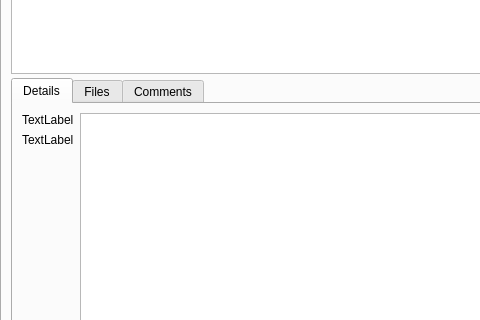
Old version of the form retroshare-gui/src/gui/gxschannels/GxsChannelPostsWidgetWithModel.ui in the repository RetroShare/RetroShare; both pictures show x 0 to 480 and y 121 to 441 of the 977 by 628 pixel window.
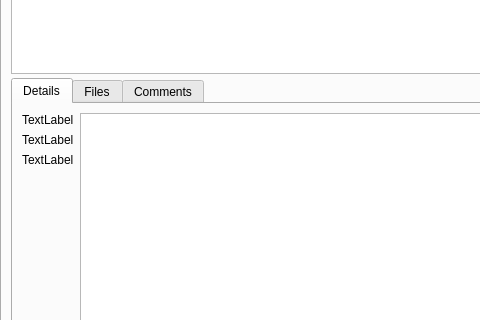
New version of the form. The open tabs and pages were chosen to show the change. Icons and pictures are not drawn. Custom widgets are drawn as their Qt base class.

Commit message: fixed a few UI bugs in channel posts

Patch:
```diff
--- a/retroshare-gui/src/gui/gxschannels/GxsChannelPostsWidgetWithModel.ui
+++ b/retroshare-gui/src/gui/gxschannels/GxsChannelPostsWidgetWithModel.ui
@@ -434,6 +434,13 @@
                 </property>
                </widget>
               </item>
+              <item>
+               <widget class="QLabel" name="postTime_LB">
+                <property name="text">
+                 <string>TextLabel</string>
+                </property>
+               </widget>
+              </item>
               <item>
                <spacer name="verticalSpacer">
                 <property name="orientation">
```
Left out of the diff: 4 changed lines with no effect on the pictures. The commit also changes 3 other files.
